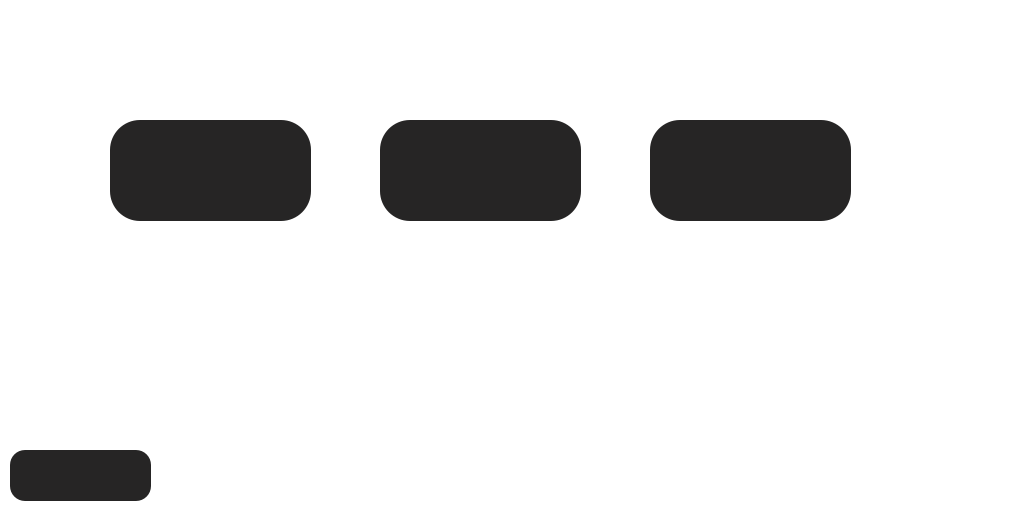
This is Sportify/home.ui in TheRealSumpark/QT_Project as Qt 5 draws it before an edit. The edited form follows.
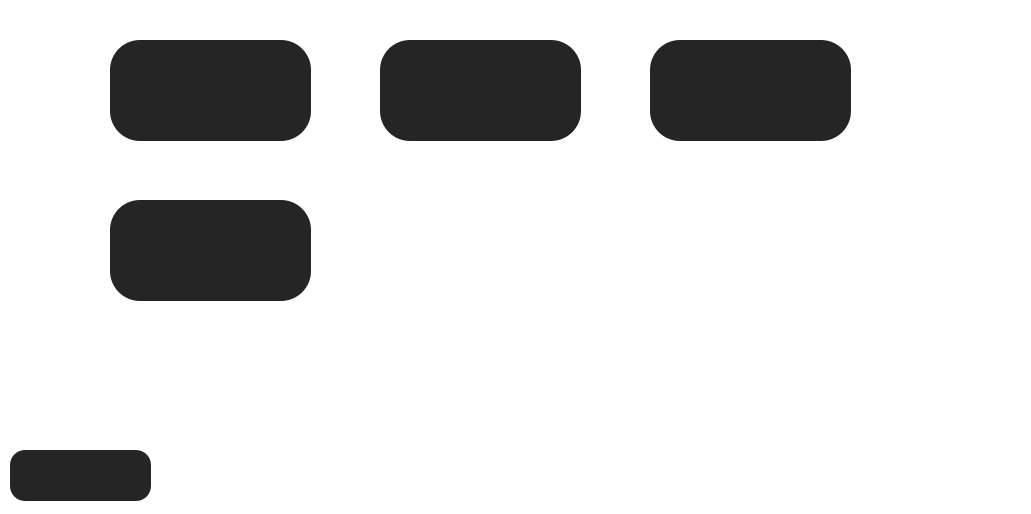
This is the edited form. Icons and pictures are not drawn.

```diff
--- a/Sportify/home.ui
+++ b/Sportify/home.ui
@@ -58,7 +58,7 @@
      <property name="geometry">
       <rect>
        <x>110</x>
-       <y>120</y>
+       <y>40</y>
        <width>201</width>
        <height>101</height>
       </rect>
@@ -85,7 +85,7 @@
      <property name="geometry">
       <rect>
        <x>650</x>
-       <y>120</y>
+       <y>40</y>
        <width>201</width>
        <height>101</height>
       </rect>
@@ -112,7 +112,7 @@
      <property name="geometry">
       <rect>
        <x>380</x>
-       <y>120</y>
+       <y>40</y>
        <width>201</width>
        <height>101</height>
       </rect>
@@ -166,7 +166,7 @@
      <property name="geometry">
       <rect>
        <x>120</x>
-       <y>220</y>
+       <y>140</y>
        <width>171</width>
        <height>41</height>
       </rect>
@@ -179,7 +179,7 @@
      <property name="geometry">
       <rect>
        <x>400</x>
-       <y>220</y>
+       <y>140</y>
        <width>171</width>
        <height>41</height>
       </rect>
@@ -192,7 +192,7 @@
      <property name="geometry">
       <rect>
        <x>670</x>
-       <y>220</y>
+       <y>140</y>
        <width>171</width>
        <height>41</height>
       </rect>
@@ -201,6 +201,46 @@
       <string>Employes</string>
      </property>
     </widget>
+    <widget class="QPushButton" name="Qr_Code">
+     <property name="geometry">
+      <rect>
+       <x>110</x>
+       <y>200</y>
+       <width>201</width>
+       <height>101</height>
+      </rect>
+     </property>
+     <property name="styleSheet">
+      <string notr="true">border-radius:30px;
+background-color:#262525;</string>
+     </property>
+     <property name="text">
+      <string/>
+     </property>
+     <property name="icon">
+      <iconset resource="resources.qrc">
+       <normaloff>:/resources/Resources/Qr.png</normaloff>:/resources/Resources/Qr.png</iconset>
+     </property>
+     <property name="iconSize">
+      <size>
+       <width>86</width>
+       <height>128</height>
+      </size>
+     </property>
+    </widget>
+    <widget class="QLabel" name="Terrain_2">
+     <property name="geometry">
+      <rect>
+       <x>130</x>
+       <y>300</y>
+       <width>171</width>
+       <height>41</height>
+      </rect>
+     </property>
+     <property name="text">
+      <string>Generer Qr</string>
+     </property>
+    </widget>
    </widget>
    <widget class="QWidget" name="page_2">
     <widget class="QLabel" name="label">
```
